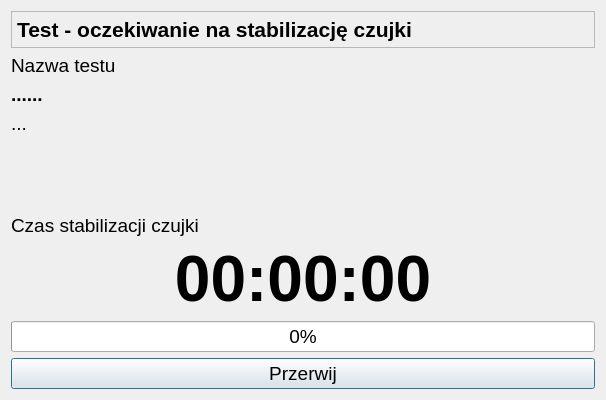
wiacekmarcin/CzujkiLiniowe, file CzujkiLinioweApp/oknostabilizacjaczujki.ui: the form before one commit.
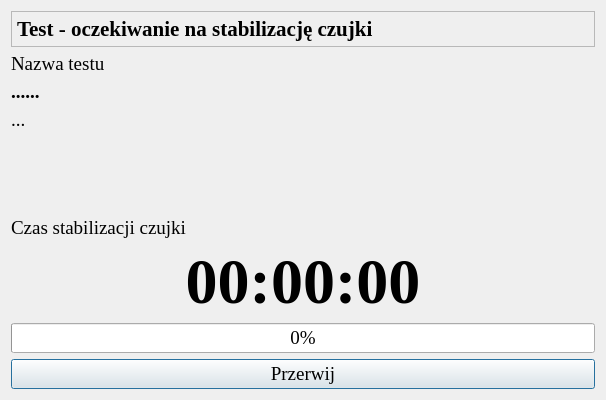
The form after the commit.

Diff of the .ui file:
```diff
--- a/CzujkiLinioweApp/oknostabilizacjaczujki.ui
+++ b/CzujkiLinioweApp/oknostabilizacjaczujki.ui
@@ -24,7 +24,7 @@
   </property>
   <property name="font">
    <font>
-    <family>Arial</family>
+    <family>Times New Roman</family>
     <pointsize>14</pointsize>
    </font>
   </property>
@@ -69,7 +69,7 @@
         </property>
         <property name="font">
          <font>
-          <family>Arial</family>
+          <family>Times New Roman</family>
           <pointsize>16</pointsize>
           <bold>true</bold>
          </font>
@@ -86,7 +86,7 @@
     <widget class="QLabel" name="eTestName">
      <property name="font">
       <font>
-       <family>Arial</family>
+       <family>Times New Roman</family>
        <pointsize>14</pointsize>
       </font>
      </property>
@@ -102,7 +102,7 @@
     <widget class="QLabel" name="testName">
      <property name="font">
       <font>
-       <family>Arial</family>
+       <family>Times New Roman</family>
        <pointsize>14</pointsize>
        <bold>true</bold>
       </font>
@@ -136,7 +136,7 @@
     <widget class="QLabel" name="lczas">
      <property name="font">
       <font>
-       <family>Arial</family>
+       <family>Times New Roman</family>
        <pointsize>14</pointsize>
       </font>
      </property>
@@ -152,7 +152,7 @@
     <widget class="QLabel" name="czas">
      <property name="font">
       <font>
-       <family>Arial</family>
+       <family>Times New Roman</family>
        <pointsize>48</pointsize>
        <bold>true</bold>
       </font>
```
